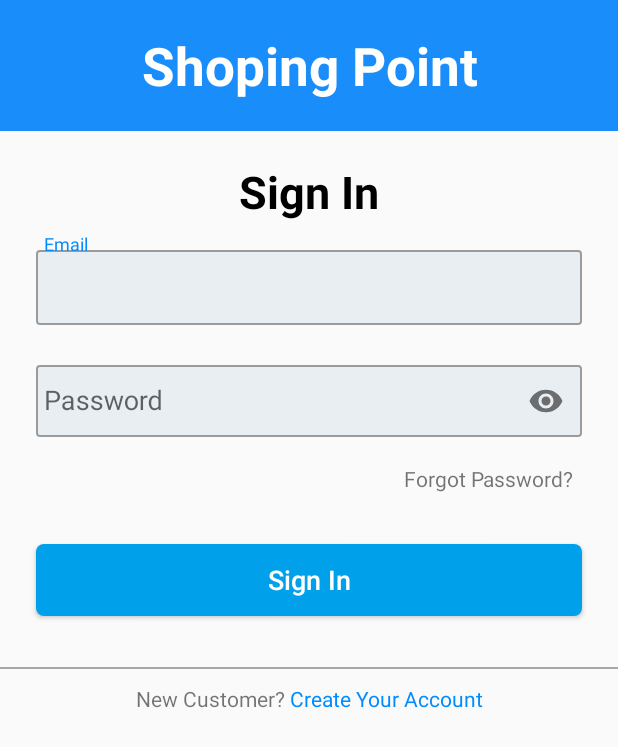
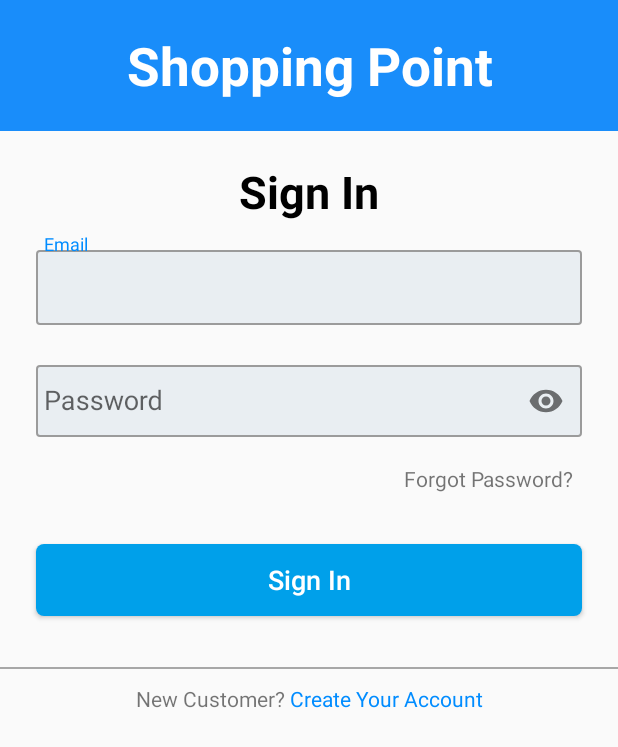
Before and after one commit to Pooja0504/Vendor-Shopping-Point, an Android app: the LoginActivity screen opened directly, with no data from a screen before it, on a phone screen of 412 x 824 dp. Shown: the top 747 px of the screen. Run offline under Robolectric (Android 15) with nearby library versions, the phone set to English and light mode, and no system bars; our stand-ins replace data binding.

Commit message:
updated strings.xml

```diff
--- a/app/src/main/res/values/strings.xml
+++ b/app/src/main/res/values/strings.xml
@@ -41,6 +41,6 @@
     <string name="conform_password">Confirm Password</string>
     <string name="contact">Contact</string>
     <string name="organisation_name">Organisation Name</string>
-    <string name="shoping_point">Shoping Point</string>
+    <string name="shoping_point">Shopping Point</string>
 
 </resources>
```
